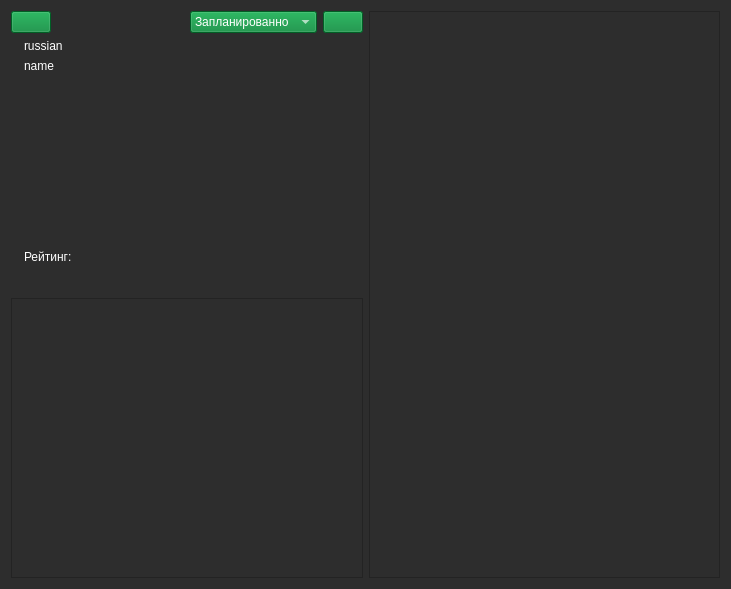
The window that form/desu_info.ui (brandonzorn/Nlight) describes before a commit, drawn with Qt 5.
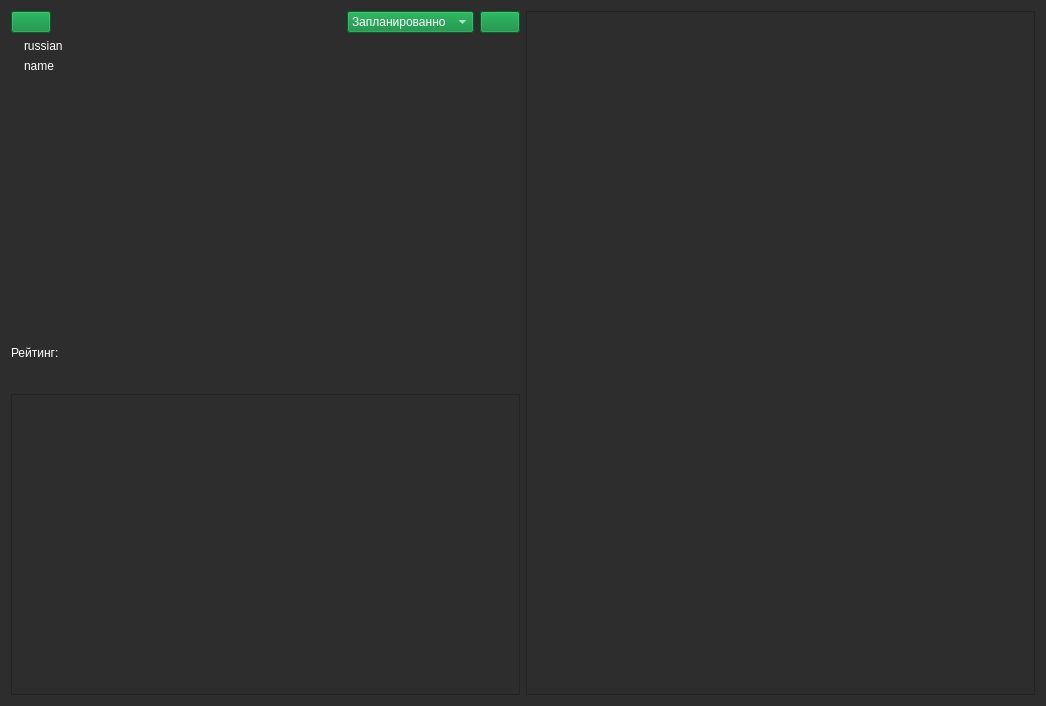
The same window after the commit. Icons and pictures are not drawn.

Commit message: Updated Manga Info form

Diff of the .ui file:
```diff
--- a/form/desu_info.ui
+++ b/form/desu_info.ui
@@ -6,8 +6,8 @@
    <rect>
     <x>0</x>
     <y>0</y>
-    <width>731</width>
-    <height>589</height>
+    <width>1046</width>
+    <height>706</height>
    </rect>
   </property>
   <property name="windowTitle">
@@ -17,10 +17,8 @@
    <string notr="true">color: rgb(255, 255, 255);
 background-color: rgb(45, 45, 45);</string>
   </property>
-  <layout class="QGridLayout" name="gridLayout_3">
-   <item row="0" column="0">
-    <layout class="QGridLayout" name="gridLayout">
-     <item row="0" column="0">
+  <layout class="QHBoxLayout" name="horizontalLayout_5">
+   <item>
       <layout class="QVBoxLayout" name="verticalLayout_2">
        <item>
         <layout class="QHBoxLayout" name="horizontalLayout">
@@ -110,8 +108,10 @@
         </layout>
        </item>
        <item>
-        <layout class="QGridLayout" name="gridLayout_2">
-         <item row="0" column="0">
+      <layout class="QVBoxLayout" name="verticalLayout">
+       <item>
+        <layout class="QHBoxLayout" name="horizontalLayout_3">
+         <item>
           <widget class="QLabel" name="image">
            <property name="sizePolicy">
             <sizepolicy hsizetype="Preferred" vsizetype="MinimumExpanding">
@@ -127,8 +127,8 @@
            </property>
           </widget>
          </item>
-         <item row="0" column="1">
-          <layout class="QVBoxLayout" name="verticalLayout">
+         <item>
+          <layout class="QVBoxLayout" name="verticalLayout_4">
            <item>
             <widget class="QLabel" name="russian">
              <property name="text">
@@ -156,6 +156,27 @@
              </property>
             </spacer>
            </item>
+          </layout>
+         </item>
+         <item>
+          <spacer name="horizontalSpacer_3">
+           <property name="orientation">
+            <enum>Qt::Horizontal</enum>
+           </property>
+           <property name="sizeHint" stdset="0">
+            <size>
+             <width>40</width>
+             <height>20</height>
+            </size>
+           </property>
+          </spacer>
+         </item>
+        </layout>
+       </item>
+       <item>
+        <layout class="QHBoxLayout" name="horizontalLayout_4">
+         <item>
+          <layout class="QVBoxLayout" name="verticalLayout_3">
            <item>
             <widget class="QLabel" name="rate">
              <property name="text">
@@ -249,6 +270,10 @@
                </property>
               </widget>
              </item>
+            </layout>
+           </item>
+          </layout>
+         </item>
              <item>
               <spacer name="horizontalSpacer_2">
                <property name="orientation">
@@ -264,16 +289,7 @@
              </item>
             </layout>
            </item>
-          </layout>
-         </item>
-        </layout>
-       </item>
-      </layout>
-     </item>
-     <item row="0" column="1" rowspan="2">
-      <widget class="QListWidget" name="chapters"/>
-     </item>
-     <item row="1" column="0">
+       <item>
       <widget class="QTextEdit" name="description">
        <property name="enabled">
         <bool>false</bool>
@@ -281,6 +297,11 @@
       </widget>
      </item>
     </layout>
+     </item>
+    </layout>
+   </item>
+   <item>
+    <widget class="QListWidget" name="chapters"/>
    </item>
   </layout>
  </widget>
```
Lines whose indentation alone changed are shown as unchanged. The commit also changes 1 other file.
